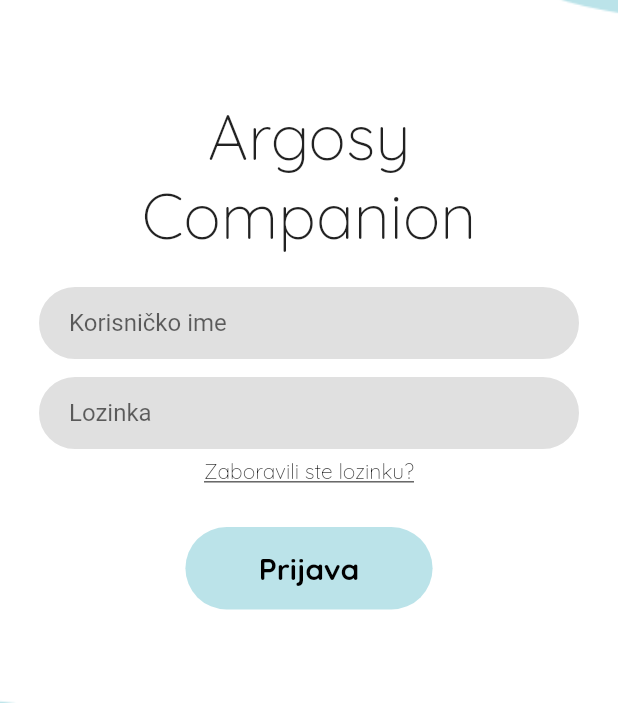
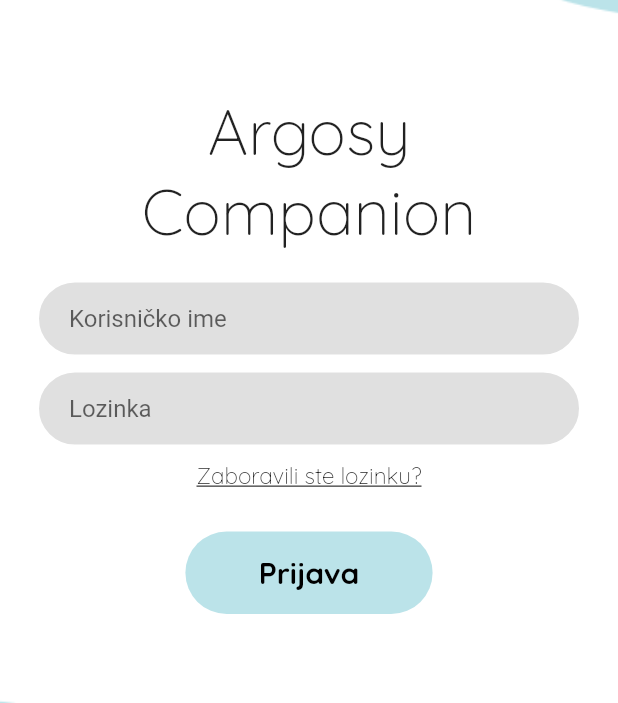
Before and after one commit to TheJakov/argosy_companion, a Flutter app: the screen it shows after launch, after a tap on "Aktivacija", on a phone screen of 412 x 824 dp. Shown: the part 259-962 px from the top of the screen. Run offline on Flutter 3.47's test engine with Material 2 defaults, Android fonts, the light colour scheme and no system bars; our stand-ins replace badges, google_fonts.

Commit message:
Added consts (for state opty)

```diff
--- a/lib/screens/authorization.dart
+++ b/lib/screens/authorization.dart
@@ -17,7 +17,7 @@ class _AuthorisationState extends State<Authorisation> {
       body: Container(
         width: double.maxFinite,
         height: double.maxFinite,
-        decoration: BoxDecoration(
+        decoration: const BoxDecoration(
             image: DecorationImage(
                 image: AssetImage('img/blob_background_theme.png'),
                 fit: BoxFit.cover)),
@@ -52,11 +52,11 @@ class _AuthorisationState extends State<Authorisation> {
                 ),
               ),
               const SizedBox(
-                height: 5,
+                height: 10,
               ),
               Text("Kako mogu dobiti aktivacijski kod?",
                   style: GoogleFonts.quicksand(
-                      fontSize: 14,
+                      fontSize: 15,
                       fontWeight: FontWeight.w100,
                       decoration: TextDecoration.underline)),
               const SizedBox(
@@ -69,7 +69,7 @@ class _AuthorisationState extends State<Authorisation> {
                         color:
                             Color(ArgosyCompanionConstants.acMainThemeColorHex),
                         borderRadius: BorderRadius.circular(30)),
-                    padding: EdgeInsets.all(15),
+                    padding: const EdgeInsets.all(15),
                     child: Center(
                       child: Text(
                         "Aktivacija",
--- a/lib/screens/login.dart
+++ b/lib/screens/login.dart
@@ -71,11 +71,11 @@ class _LoginState extends State<Login> {
                 ),
               ),
               const SizedBox(
-                height: 5,
+                height: 10,
               ),
               Text("Zaboravili ste lozinku?",
                   style: GoogleFonts.quicksand(
-                      fontSize: 14,
+                      fontSize: 15,
                       fontWeight: FontWeight.w100,
                       decoration: TextDecoration.underline)),
               const SizedBox(
```
